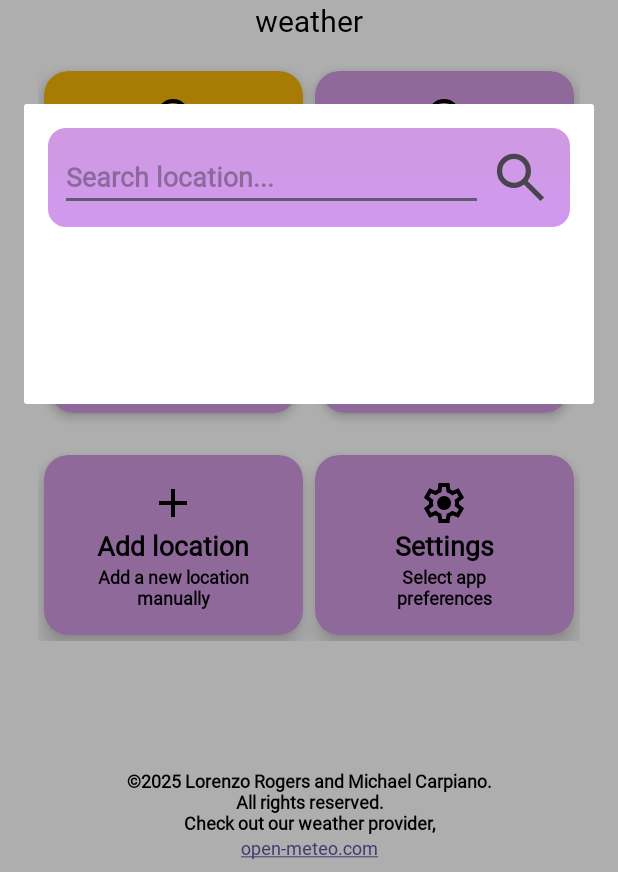
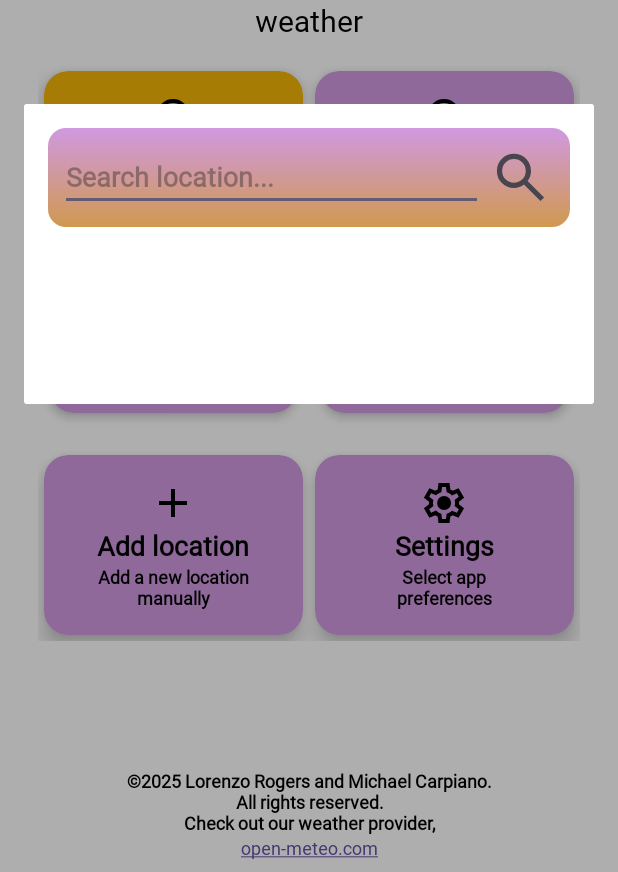
Before and after one commit to lorenzorogers/Atmosphere, an Android app: the HomeActivity screen opened directly, with no data from a screen before it, after a tap on "Add location", on a phone screen of 412 x 824 dp, the part 364-1236 px from its top. Run offline under Robolectric (Android 15) with nearby library versions, the phone set to English and light mode, and no system bars; 1 statement that could not run was skipped.

Commit message:
same thing

```diff
--- a/app/src/main/java/com/lorenzorogers/atmosphere/HomeActivity.java
+++ b/app/src/main/java/com/lorenzorogers/atmosphere/HomeActivity.java
@@ -23,8 +23,7 @@ import android.widget.TextView;
 import com.lorenzorogers.atmosphere.network.Geocoder;
 
 public class HomeActivity extends AppCompatActivity {
-    private CardItemAdapter adapter;
-    private List<CardItem> cardItemList;
+    private static final int MAX_RESULTS = 5;
 
     @Override
     protected void onCreate(Bundle savedInstanceState) {
@@ -37,19 +36,17 @@ public class HomeActivity extends AppCompatActivity {
         RecyclerView recyclerView = findViewById(R.id.recyclerView);
         recyclerView.setLayoutManager(new GridLayoutManager(this, 2));
 
-        cardItemList = new ArrayList<>();
+        List<CardItem> cardItemList = new ArrayList<>();
         cardItemList.add(new CardItem(1, "Victoria", "22°", R.drawable.language_24px, true));
         cardItemList.add(new CardItem(2, "Toronto", "20°", R.drawable.language_24px, true));
 
-        adapter = new CardItemAdapter(cardItemList);
+        CardItemAdapter adapter = new CardItemAdapter(cardItemList);
         recyclerView.setAdapter(adapter);
 
         ItemTouchHelper.Callback callback = new MyItemTouchHelperCallback(adapter, cardItemList);
         ItemTouchHelper touchHelper = new ItemTouchHelper(callback);
         touchHelper.attachToRecyclerView(recyclerView);
     }
-
-    private static final int MAX_RESULTS = 5; // Add this near the top of the class
 
     private void showSearchPopup() {
         Dialog dialog = new Dialog(this);
--- a/app/src/main/java/com/lorenzorogers/atmosphere/SearchResultAdapter.java
+++ b/app/src/main/java/com/lorenzorogers/atmosphere/SearchResultAdapter.java
@@ -1,6 +1,5 @@
 package com.lorenzorogers.atmosphere;
 
-import android.annotation.SuppressLint;
 import android.view.LayoutInflater;
 import android.view.View;
 import android.view.ViewGroup;
@@ -9,6 +8,7 @@ import androidx.annotation.NonNull;
 import androidx.recyclerview.widget.DiffUtil;
 import androidx.recyclerview.widget.RecyclerView;
 import java.util.List;
+import java.util.Locale;
 
 public class SearchResultAdapter extends RecyclerView.Adapter<SearchResultAdapter.ViewHolder> {
 
@@ -39,7 +39,7 @@ public class SearchResultAdapter extends RecyclerView.Adapter<SearchResultAdapte
         return new ViewHolder(view);
     }
 
-    @SuppressLint("DefaultLocale")
+
     @Override
     public void onBindViewHolder(@NonNull SearchResultAdapter.ViewHolder holder, int position) {
         SearchResultItem item = itemList.get(position);
@@ -49,7 +49,7 @@ public class SearchResultAdapter extends RecyclerView.Adapter<SearchResultAdapte
         // Display coordinates if available
         if (item.hasCoordinates()) {
             holder.coordinatesText.setVisibility(View.VISIBLE);
-            holder.coordinatesText.setText(String.format("Lat: %f, Lon: %f", item.getLatitude(), item.getLongitude()));
+            holder.coordinatesText.setText(String.format(Locale.getDefault(), "Lat: %f, Lon: %f", item.getLatitude(), item.getLongitude()));
         } else {
             holder.coordinatesText.setVisibility(View.GONE);
         }
--- a/app/src/main/res/drawable/search_bar_background.xml
+++ b/app/src/main/res/drawable/search_bar_background.xml
@@ -4,6 +4,6 @@
         android:type="linear"
         android:angle="270"
         android:startColor="#d099e1"
-        android:endColor="#d099ef" />
+        android:endColor="#d0994f" />
     <corners android:radius="12dp" />
 </shape>
```
